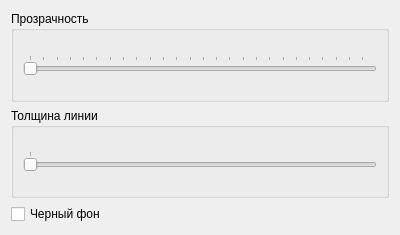
First picture: the form in src/SVMonitor/forms/graph_setting_dialog.ui, repository Tyill/SVisual, before the edit.
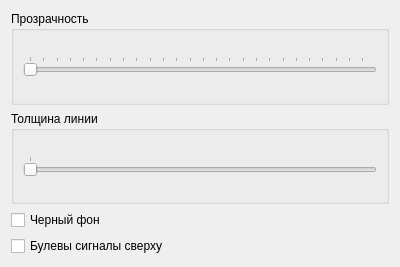
Second picture: the form after the edit.

The edit to the form file:
```diff
--- a/src/SVMonitor/forms/graph_setting_dialog.ui
+++ b/src/SVMonitor/forms/graph_setting_dialog.ui
@@ -7,13 +7,13 @@
     <x>0</x>
     <y>0</y>
     <width>400</width>
-    <height>235</height>
+    <height>267</height>
    </rect>
   </property>
   <property name="maximumSize">
    <size>
     <width>400</width>
-    <height>235</height>
+    <height>267</height>
    </size>
   </property>
   <property name="windowTitle">
@@ -94,6 +94,16 @@
      </property>
     </widget>
    </item>
+   <item>
+    <widget class="QCheckBox" name="chbSignBoolOnTop">
+     <property name="text">
+      <string>Булевы сигналы сверху</string>
+     </property>
+     <property name="checked">
+      <bool>false</bool>
+     </property>
+    </widget>
+   </item>
   </layout>
  </widget>
  <resources/>
```
